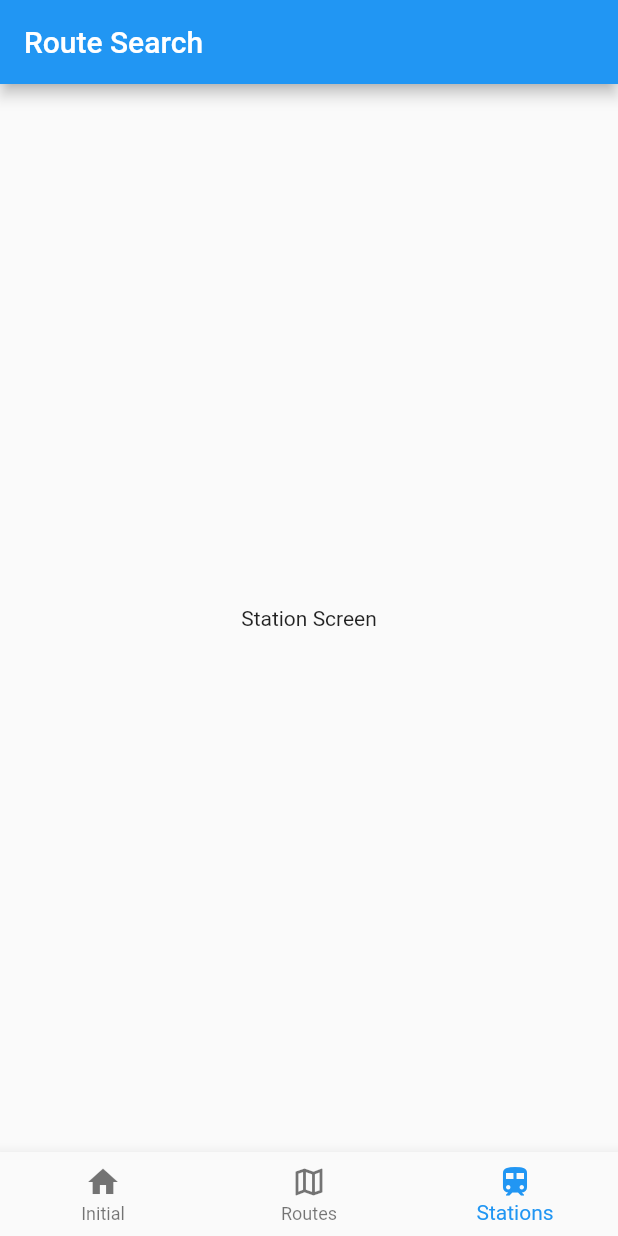
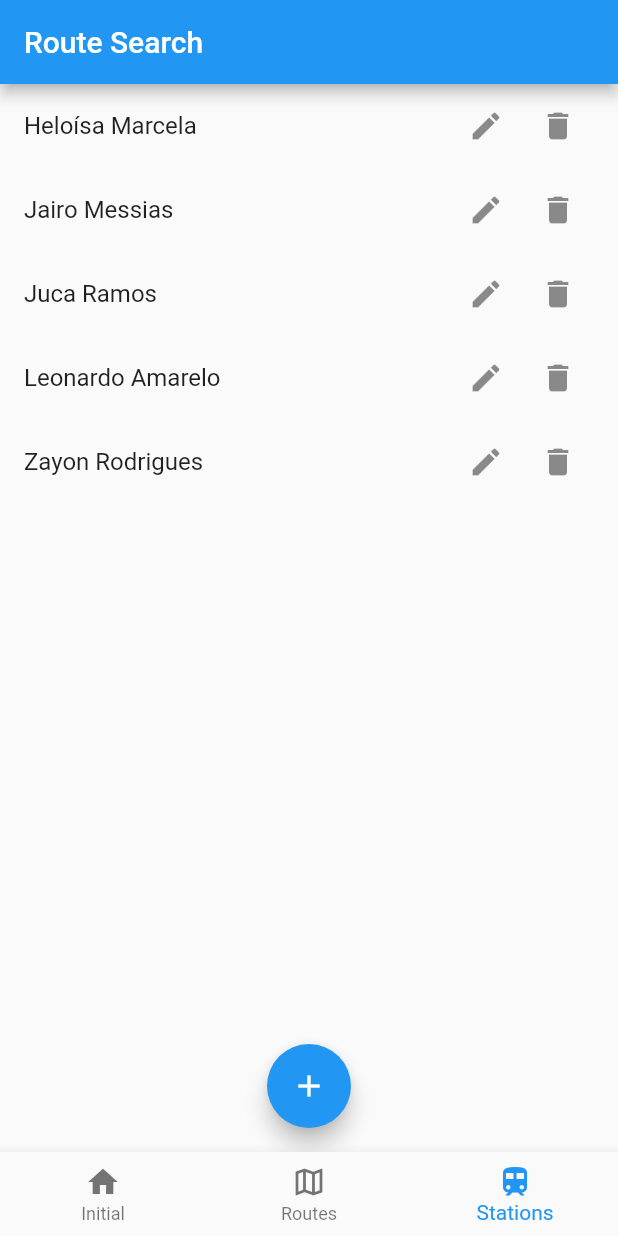
Before and after one commit to SantanaCosta/Route-Search, a Flutter app: the screen it shows after launch, item 3 of the bottom bar chosen, on a phone screen of 412 x 824 dp. Run offline on Flutter 3.47's test engine with Material 2 defaults, Android fonts, the phone set to English and light mode, and no system bars.

Commit message:
Add pág de estações

```diff
--- a/route_search/lib/main.dart
+++ b/route_search/lib/main.dart
@@ -2,6 +2,7 @@ import 'package:flutter/material.dart';
 import 'package:route_search/view/routes_page.dart';
 import 'package:route_search/view/stations_page.dart';
 import 'view/initial_page.dart';
+import 'view/station_register_page.dart';
 
 void main() {
   runApp(const MyApp());
@@ -18,6 +19,10 @@ class MyApp extends StatelessWidget {
         primarySwatch: Colors.blue,
       ),
       home: const MyHomePage(title: 'Route Search'),
+      initialRoute: '/',
+      routes: {
+        '/registro': (context) => const StationRegisterPage(),
+      },
     );
   }
 }
--- a/route_search/lib/view/stations_page.dart
+++ b/route_search/lib/view/stations_page.dart
@@ -1,12 +1,66 @@
 import 'package:flutter/material.dart';
 
-class StationsPage extends StatelessWidget {
+class StationsPage extends StatefulWidget {
   const StationsPage({super.key});
 
   @override
+  State<StationsPage> createState() => _StationsPageState();
+}
+
+class _StationsPageState extends State<StationsPage> {
+  final stations = [
+    'Heloísa Marcela',
+    'Jairo Messias',
+    'Juca Ramos',
+    'Leonardo Amarelo',
+    'Zayon Rodrigues'
+  ];
+
+  @override
   Widget build(BuildContext context) {
-    return const Center(
-      child: Text('Station Screen'),
+    return Column(children: [
+      _handleListView(context),
+      Padding(
+          padding: EdgeInsets.only(bottom: 16.0),
+          child: FloatingActionButton(
+            onPressed: () {
+              Navigator.pushNamed(context, '/registro');
+            },
+            child: Icon(Icons.add),
+            backgroundColor: Colors.blue,
+          )),
+    ]);
+  }
+
+  deleteStation(int id) {
+    setState(() {
+      stations.remove(stations[id]);
+    });
+  }
+
+  Widget _handleListView(BuildContext context) {
+    return Expanded(
+      child: ListView.builder(
+        itemCount: stations.length,
+        itemBuilder: (context, index) {
+          return ListTile(
+              title: Text(stations[index]),
+              trailing: Row(mainAxisSize: MainAxisSize.min, children: [
+                IconButton(
+                  onPressed: () {
+                    Navigator.pushNamed(context, '/registro');
+                  },
+                  icon: const Icon(Icons.edit),
+                ),
+                IconButton(
+                  onPressed: () {
+                    deleteStation(index);
+                  },
+                  icon: const Icon(Icons.delete),
+                ),
+              ]));
+        },
+      ),
     );
   }
 }
```
Also changed, not shown: route_search/lib/view/station_register_page.dart (added, +24 -0 lines).
